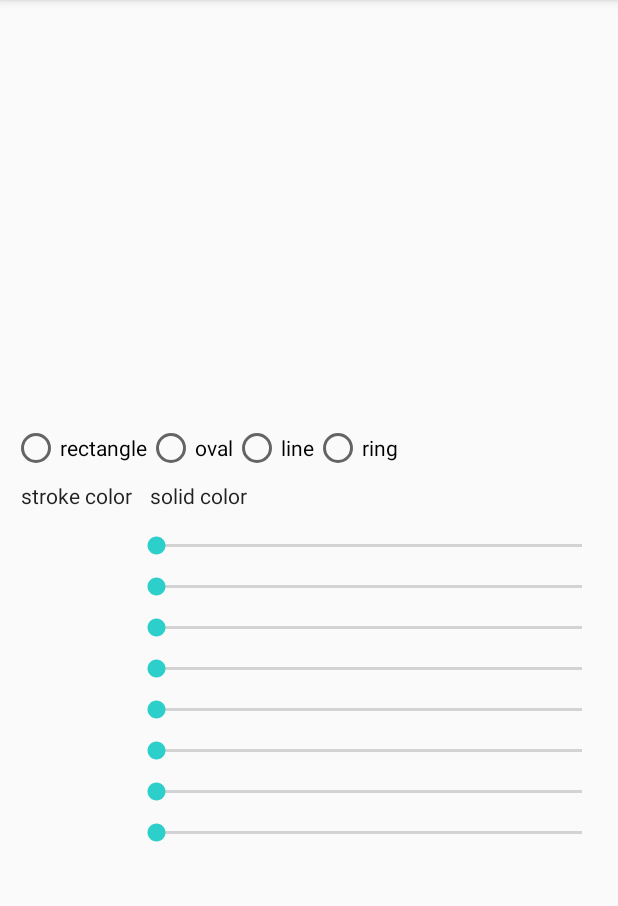
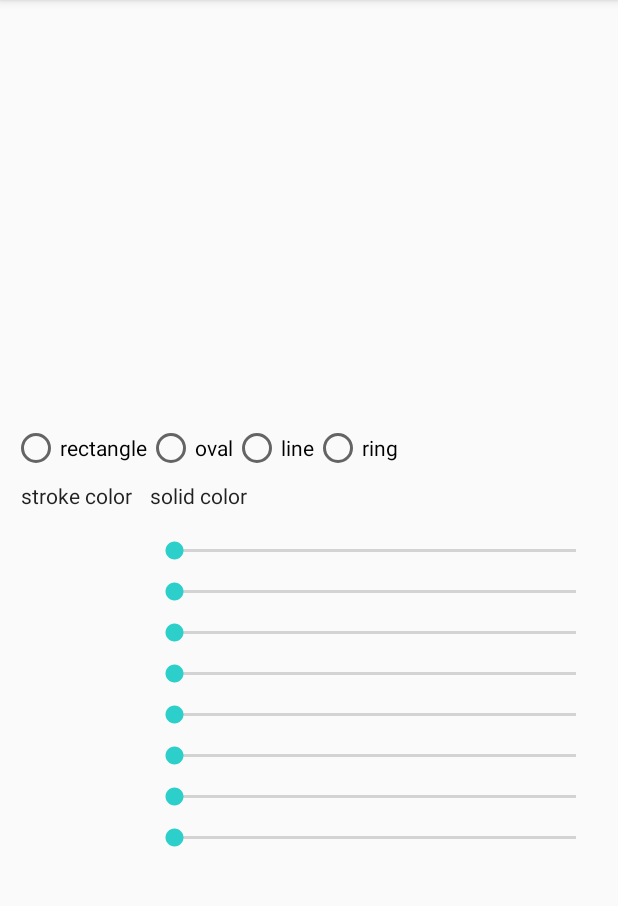
Before and after one commit to duanhong169/GradientDrawableTuner, an Android app: the screen it shows after launch (MainActivity), on a phone screen of 412 x 824 dp, the part 84-990 px from its top. Run offline under Robolectric (Android 15) with nearby library versions, the phone set to English and light mode, and no system bars; our stand-ins replace ButterKnife, FlexboxLayout, data binding; 2 statements that could not run were skipped.

Commit message:
Add ValueRow

```diff
--- a/app/src/main/java/top/defaults/gradientdrawabletuner/GradientDrawableProperties.java
+++ b/app/src/main/java/top/defaults/gradientdrawabletuner/GradientDrawableProperties.java
@@ -1,6 +1,5 @@
 package top.defaults.gradientdrawabletuner;
 
-import android.graphics.Color;
 import android.graphics.drawable.GradientDrawable;
 import android.util.SparseIntArray;
 
@@ -36,12 +35,16 @@ public class GradientDrawableProperties {
     @AutoProperty public float innerRadiusRatio = 9f;
     @AutoProperty public int thickness = -1; // when thickness == -1, thicknessRatio become effective
     @AutoProperty public float thicknessRatio = 3f;
-    @AutoProperty public int cornerRadius = 0;
+    @AutoProperty public int cornerRadius = 0; // This is overridden for each corner by the following 4 properties
+    @AutoProperty public int topLeftRadius = 0;
+    @AutoProperty public int topRightRadius = 0;
+    @AutoProperty public int bottomLeftRadius = 0;
+    @AutoProperty public int bottomRightRadius = 0;
     // width & height set here will be modified to 100 by the data binding's
     // SeekBar during initializing, so we set 0 here and init them in Activity
     @AutoProperty public int width = 0;
     @AutoProperty public int height = 0;
-    @AutoProperty public int solidColor = Color.WHITE;
+    @AutoProperty public int solidColor = 0xFF2DCFCA;
     @AutoProperty public int strokeWidth = 50;
-    @AutoProperty public int strokeColor = 0xFF2DCFCA;
+    @AutoProperty public int strokeColor = 0xFF24A5A1;
 }
--- /dev/null
+++ b/app/src/main/java/top/defaults/gradientdrawabletuner/ValueRow.java
@@ -0,0 +1,115 @@
+package top.defaults.gradientdrawabletuner;
+
+import android.content.Context;
+import android.content.res.TypedArray;
+import android.databinding.BindingAdapter;
+import android.databinding.InverseBindingAdapter;
+import android.databinding.InverseBindingListener;
+import android.support.annotation.Nullable;
+import android.util.AttributeSet;
+import android.view.ViewGroup;
+import android.widget.LinearLayout;
+import android.widget.SeekBar;
+import android.widget.TextView;
+
+import java.util.Locale;
+
+public class ValueRow extends LinearLayout {
+
+    private TextView titleTextView;
+    private SeekBar valueSeekBar;
+    private String title;
+
+    public ValueRow(Context context) {
+        this(context, null);
+    }
+
+    public ValueRow(Context context, @Nullable AttributeSet attrs) {
+        this(context, attrs, 0);
+    }
+
+    public ValueRow(Context context, @Nullable AttributeSet attrs, int defStyleAttr) {
+        super(context, attrs, defStyleAttr);
+        setOrientation(HORIZONTAL);
+
+        TypedArray typedArray = context.obtainStyledAttributes(attrs, R.styleable.ValueRow);
+        title = typedArray.getString(R.styleable.ValueRow_title);
+        typedArray.recycle();
+
+        float density = context.getResources().getDisplayMetrics().density;
+        int padding = (int) (4 * density);
+        setPadding(padding, padding, padding, padding);
+        {
+            titleTextView = new TextView(context);
+            LinearLayout.LayoutParams params = new LayoutParams((int) (88 * density),
+                    ViewGroup.LayoutParams.WRAP_CONTENT);
+            addView(titleTextView, params);
+        }
+
+        {
+            valueSeekBar = new SeekBar(context);
+            LinearLayout.LayoutParams params = new LayoutParams(ViewGroup.LayoutParams.MATCH_PARENT,
+                    ViewGroup.LayoutParams.WRAP_CONTENT);
+            addView(valueSeekBar, params);
+            valueSeekBar.setOnSeekBarChangeListener(new SimpleOnSeekBarChangeListener() {
+                @Override
+                public void onProgressChanged(SeekBar seekBar, int i, boolean b) {
+                    if (b && listener != null) {
+                        listener.onValueChange(ValueRow.this, i);
+                    }
+                }
+            });
+        }
+    }
+
+    public void setMax(int max) {
+        valueSeekBar.setMax(max);
+    }
+
+    public void setValueForTitle(Object valueForTitle) {
+        titleTextView.setText(String.format(Locale.getDefault(), "%s: %s", title, valueForTitle));
+    }
+
+    @InverseBindingAdapter(attribute = "value")
+    public static int getValue(ValueRow valueRow) {
+        return valueRow.valueSeekBar.getProgress();
+    }
+
+    @BindingAdapter("value")
+    public static void setValue(ValueRow valueRow, int value) {
+        valueRow.setValue(value);
+    }
+
+    @BindingAdapter(value = "valueAttrChanged")
+    public static void setListener(ValueRow valueRow, final InverseBindingListener listener) {
+        if (listener != null) {
+            valueRow.valueSeekBar.setOnSeekBarChangeListener(new SimpleOnSeekBarChangeListener() {
+                @Override
+                public void onProgressChanged(SeekBar seekBar, int i, boolean b) {
+                    if (b) {
+                        listener.onChange();
+                    }
+                }
+            });
+        }
+    }
+
+    public void setValue(int value) {
+        valueSeekBar.setProgress(value);
+    }
+
+    private OnValueChangeListener listener;
+
+    public void setListener(OnValueChangeListener listener) {
+        this.listener = listener;
+    }
+
+    public interface OnValueChangeListener {
+        void onValueChange(ValueRow view, int value);
+    }
+
+    @BindingAdapter("onValueChange")
+    public static void setListener(ValueRow view, OnValueChangeListener listener) {
+        view.setListener(listener);
+    }
+}
--- a/app/src/main/res/layout/activity_main.xml
+++ b/app/src/main/res/layout/activity_main.xml
@@ -108,169 +108,93 @@
                         android:layout_width="wrap_content"
                         android:layout_height="wrap_content"
                         android:visibility="@{viewModel.drawableProperties.shapeId == R.id.ring ? View.VISIBLE : View.GONE}"
-                        app:constraint_referenced_ids="innerRadiusTitle, innerRadiusValue, innerRadiusRatioTitle, innerRadiusRatioValue, thicknessTitle, thicknessValue, thicknessRatioTitle, thicknessRatioValue"/>
+                        app:constraint_referenced_ids="innerRadiusRow, innerRadiusRatioRow, thicknessRow, thicknessRatioRow"/>
 
-                    <TextView
-                        android:id="@+id/innerRadiusTitle"
-                        android:layout_width="80sp"
+                    <top.defaults.gradientdrawabletuner.ValueRow
+                        android:id="@+id/innerRadiusRow"
+                        android:layout_width="match_parent"
                         android:layout_height="wrap_content"
-                        android:text='@{"Inner radius: " + viewModel.drawableProperties.innerRadius}'
-                        app:layout_constraintStart_toStartOf="parent"/>
+                        app:title="innerRadius"
+                        app:valueForTitle='@{viewModel.drawableProperties.innerRadius}'
+                        app:max="@{viewModel.drawableProperties.width / 2}"
+                        app:value="@{viewModel.drawableProperties.innerRadius + 1}"
+                        app:onValueChange='@{(valueRow, value) -> viewModel.updateProperty("innerRadius", value - 1)}'/>
 
-                    <SeekBar
-                        android:id="@+id/innerRadiusValue"
-                        android:layout_width="0dp"
+                    <top.defaults.gradientdrawabletuner.ValueRow
+                        android:id="@+id/innerRadiusRatioRow"
+                        android:layout_width="match_parent"
                         android:layout_height="wrap_content"
-                        android:max="@{viewModel.drawableProperties.width / 2}"
-                        android:progress="@{viewModel.drawableProperties.innerRadius + 1}"
-                        android:onProgressChanged='@{(seekBar, i, b) -> viewModel.updateProperty("innerRadius", i - 1)}'
-                        app:layout_constraintStart_toEndOf="@id/innerRadiusTitle"
-                        app:layout_constraintTop_toTopOf="@id/innerRadiusTitle"
-                        app:layout_constraintBottom_toBottomOf="@id/innerRadiusTitle"
-                        app:layout_constraintEnd_toEndOf="parent"/>
+                        app:title="» ratio"
+                        app:valueForTitle='@{viewModel.drawableProperties.innerRadiusRatio}'
+                        app:max="@{viewModel.drawableProperties.width / 2}"
+                        app:value="@{(int)(viewModel.drawableProperties.innerRadiusRatio * 10 - 20)}"
+                        app:onValueChange='@{(valueRow, value) -> viewModel.updateProperty("innerRadiusRatio", (float)(value + 20) / 10f)}'
+                        app:layout_constraintTop_toBottomOf="@+id/innerRadiusRow"/>
 
-                    <TextView
-                        android:id="@+id/innerRadiusRatioTitle"
-                        android:layout_width="80sp"
+                    <top.defaults.gradientdrawabletuner.ValueRow
+                        android:id="@+id/thicknessRow"
+                        android:layout_width="match_parent"
                         android:layout_height="wrap_content"
-                        android:layout_marginTop="8dp"
-                        android:text='@{"» Ratio: " + viewModel.drawableProperties.innerRadiusRatio}'
-                        app:layout_constraintStart_toStartOf="parent"
-                        app:layout_constraintTop_toBottomOf="@+id/innerRadiusTitle"/>
+                        app:title="thickness"
+                        app:valueForTitle='@{viewModel.drawableProperties.thickness}'
+                        app:max="@{viewModel.drawableProperties.width / 2}"
+                        app:value="@{viewModel.drawableProperties.thickness + 1}"
+                        app:onValueChange='@{(valueRow, value) -> viewModel.updateProperty("thickness", value - 1)}'
+                        app:layout_constraintTop_toBottomOf="@+id/innerRadiusRatioRow"/>
 
-                    <SeekBar
-                        android:id="@+id/innerRadiusRatioValue"
-                        android:layout_width="0dp"
+                    <top.defaults.gradientdrawabletuner.ValueRow
+                        android:id="@+id/thicknessRatioRow"
+                        android:layout_width="match_parent"
                         android:layout_height="wrap_content"
-                        android:max="160"
-                        android:progress="@{(int)(viewModel.drawableProperties.innerRadiusRatio * 10 - 20)}"
-                        android:onProgressChanged='@{(seekBar, i, b) -> viewModel.updateProperty("innerRadiusRatio", (float)(i + 20) / 10f)}'
-                        app:layout_constraintStart_toEndOf="@id/innerRadiusRatioTitle"
-                        app:layout_constraintTop_toTopOf="@id/innerRadiusRatioTitle"
-                        app:layout_constraintBottom_toBottomOf="@id/innerRadiusRatioTitle"
-                        app:layout_constraintEnd_toEndOf="parent"/>
+                        app:title="» ratio"
+                        app:valueForTitle='@{viewModel.drawableProperties.thicknessRatio}'
+                        app:max="@{viewModel.drawableProperties.width / 2}"
+                        app:value="@{(int)(viewModel.drawableProperties.thicknessRatio * 10 - 10)}"
+                        app:onValueChange='@{(valueRow, value) -> viewModel.updateProperty("thicknessRatio", (float)(value + 10) / 10f)}'
+                        app:layout_constraintTop_toBottomOf="@+id/thicknessRow"/>
 
-                    <TextView
-                        android:id="@+id/thicknessTitle"
-                        android:layout_width="80sp"
+                    <top.defaults.gradientdrawabletuner.ValueRow
+                        android:id="@+id/widthRow"
+                        android:layout_width="match_parent"
                         android:layout_height="wrap_content"
-                        android:layout_marginTop="8dp"
-                        android:text='@{"Thickness: " + viewModel.drawableProperties.thickness}'
-                        app:layout_constraintStart_toStartOf="parent"
-                        app:layout_constraintTop_toBottomOf="@+id/innerRadiusRatioTitle"/>
+                        app:title="width"
+                        app:valueForTitle="@{viewModel.drawableProperties.width}"
+                        app:max="@{safeUnbox(maxWidth)}"
+                        app:value="@{viewModel.drawableProperties.width}"
+                        app:onValueChange='@{(valueRow, value) -> viewModel.updateProperty("width", value)}'
+                        app:layout_constraintTop_toBottomOf="@+id/thicknessRatioRow"/>
 
-                    <SeekBar
-                        android:id="@+id/thicknessValue"
-                        android:layout_width="0dp"
+                    <top.defaults.gradientdrawabletuner.ValueRow
+                        android:id="@+id/heightRow"
+                        android:layout_width="match_parent"
                         android:layout_height="wrap_content"
-                        android:max="@{viewModel.drawableProperties.width / 2}"
-                        android:progress="@{viewModel.drawableProperties.thickness + 1}"
-                        android:onProgressChanged='@{(seekBar, i, b) -> viewModel.updateProperty("thickness", i - 1)}'
-                        app:layout_constraintStart_toEndOf="@id/thicknessTitle"
-                        app:layout_constraintTop_toTopOf="@id/thicknessTitle"
-                        app:layout_constraintBottom_toBottomOf="@id/thicknessTitle"
-                        app:layout_constraintEnd_toEndOf="parent"/>
+                        app:title="height"
+                        app:valueForTitle="@{viewModel.drawableProperties.height}"
+                        app:max="@{safeUnbox(maxHeight)}"
+                        app:value="@={viewModel.drawableProperties.height}"
+                        app:layout_constraintTop_toBottomOf="@+id/widthRow"/>
 
-                    <TextView
-                        android:id="@+id/thicknessRatioTitle"
-                        android:layout_width="80sp"
+                    <top.defaults.gradientdrawabletuner.ValueRow
+                        android:id="@+id/radiusRow"
+                        android:layout_width="match_parent"
                         android:layout_height="wrap_content"
-                        android:layout_marginTop="8dp"
-                        android:text='@{"» Ratio: " + viewModel.drawableProperties.thicknessRatio}'
-                        app:layout_constraintStart_toStartOf="parent"
-                        app:layout_constraintTop_toBottomOf="@+id/thicknessTitle"/>
+                        app:title="cornerRadius"
+                        app:valueForTitle="@{viewModel.drawableProperties.cornerRadius}"
+                        app:max="@{viewModel.drawableProperties.width / 2}"
+                        app:value="@{viewModel.drawableProperties.cornerRadius}"
+                        app:onValueChange='@{(valueRow, value) -> viewModel.updateProperty("cornerRadius", value)}'
+                        app:layout_constraintTop_toBottomOf="@+id/heightRow"/>
 
-                    <SeekBar
-                        android:id="@+id/thicknessRatioValue"
-                        android:layout_width="0dp"
+                    <top.defaults.gradientdrawabletuner.ValueRow
+                        android:id="@+id/strokeWidthRow"
+                        android:layout_width="match_parent"
                         android:layout_height="wrap_content"
-                        android:max="150"
-                        android:progress="@{(int)(viewModel.drawableProperties.thicknessRatio * 10 - 10)}"
-                        android:onProgressChanged='@{(seekBar, i, b) -> viewModel.updateProperty("thicknessRatio", (float)(i + 10) / 10f)}'
-                        app:layout_constraintStart_toEndOf="@id/thicknessRatioTitle"
-                        app:layout_constraintTop_toTopOf="@id/thicknessRatioTitle"
-                        app:layout_constraintBottom_toBottomOf="@id/thicknessRatioTitle"
-                        app:layout_constraintEnd_toEndOf="parent"/>
-
-                    <TextView
-                        android:id="@+id/widthTitle"
-                        android:layout_width="80sp"
-                        android:layout_height="wrap_content"
-                        android:layout_marginTop="8dp"
-                        android:text='@{"Width: " + viewModel.drawableProperties.width}'
-                        app:layout_constraintStart_toStartOf="parent"
-                        app:layout_constraintTop_toBottomOf="@+id/thicknessRatioTitle"/>
-
-                    <SeekBar
-                        android:layout_width="0dp"
-                        android:layout_height="wrap_content"
-                        android:max="@{safeUnbox(maxWidth)}"
-                        android:progress="@{viewModel.drawableProperties.width}"
-                        android:onProgressChanged='@{(seekBar, i, b) -> viewModel.updateProperty("width", i)}'
-                        app:layout_constraintStart_toEndOf="@id/widthTitle"
-                        app:layout_constraintTop_toTopOf="@id/widthTitle"
-                        app:layout_constraintBottom_toBottomOf="@id/widthTitle"
-                        app:layout_constraintEnd_toEndOf="parent"/>
-
-                    <TextView
-                        android:id="@+id/heightTitle"
-                        android:layout_width="80sp"
-                        android:layout_height="wrap_content"
-                        android:text='@{"Height: " + viewModel.drawableProperties.height}'
-                        android:layout_marginTop="8dp"
-                        app:layout_constraintStart_toStartOf="parent"
-                        app:layout_constraintTop_toBottomOf="@+id/widthTitle"/>
-
-                    <SeekBar
-                        android:layout_width="0dp"
-                        android:layout_height="wrap_content"
-                        android:max="@{safeUnbox(maxHeight)}"
-                        android:progress="@{viewModel.drawableProperties.height}"
-                        android:onProgressChanged='@{(seekBar, i, b) -> viewModel.updateProperty("height", i)}'
-                        app:layout_constraintStart_toEndOf="@id/heightTitle"
-                        app:layout_constraintTop_toTopOf="@id/heightTitle"
-                        app:layout_constraintBottom_toBottomOf="@id/heightTitle"
-                        app:layout_constraintEnd_toEndOf="parent"/>
-
-                    <TextView
-                        android:id="@+id/radiusTitle"
-                        android:layout_width="80sp"
-                        android:layout_height="wrap_content"
-                        android:text='@{"Radius: " + viewModel.drawableProperties.cornerRadius}'
-                        android:layout_marginTop="8dp"
-                        app:layout_constraintStart_toStartOf="parent"
-                        app:layout_constraintTop_toBottomOf="@+id/heightTitle"/>
-
-                    <SeekBar
-                        android:layout_width="0dp"
-                        android:layout_height="wrap_content"
-                        android:max="@{viewModel.drawableProperties.width / 2}"
-                        android:progress="@{viewModel.drawableProperties.cornerRadius}"
-                        android:onProgressChanged='@{(seekBar, i, b) -> viewModel.updateProperty("cornerRadius", i)}'
-                        app:layout_constraintStart_toEndOf="@id/radiusTitle"
-                        app:layout_constraintTop_toTopOf="@id/radiusTitle"
-                        app:layout_constraintBottom_toBottomOf="@id/radiusTitle"
-                        app:layout_constraintEnd_toEndOf="parent"/>
-
-                    <TextView
-                        android:id="@+id/strokeWidthTitle"
-                        android:layout_width="80sp"
-                        android:layout_height="wrap_content"
-                        android:text='@{"stroke width: " + viewModel.drawableProperties.strokeWidth}'
-                        android:layout_marginTop="8dp"
-                        app:layout_constraintStart_toStartOf="parent"
-                        app:layout_constraintTop_toBottomOf="@+id/radiusTitle"/>
-
-                    <SeekBar
-                        android:layout_width="0dp"
-                        android:layout_height="wrap_content"
-                        android:max="@{viewModel.drawableProperties.width / 2}"
-                        android:progress="@{viewModel.drawableProperties.strokeWidth}"
-                        android:onProgressChanged='@{(seekBar, i, b) -> viewModel.updateProperty("strokeWidth", i)}'
-                        app:layout_constraintStart_toEndOf="@id/strokeWidthTitle"
-                        app:layout_constraintTop_toTopOf="@id/strokeWidthTitle"
-                        app:layout_constraintBottom_toBottomOf="@id/strokeWidthTitle"
-                        app:layout_constraintEnd_toEndOf="parent"/>
+                        app:title="strokeWidth"
+                        app:valueForTitle="@{viewModel.drawableProperties.strokeWidth}"
+                        app:max="@{viewModel.drawableProperties.width / 2}"
+                        app:value="@{viewModel.drawableProperties.strokeWidth}"
+                        app:onValueChange='@{(valueRow, value) -> viewModel.updateProperty("strokeWidth", value)}'
+                        app:layout_constraintTop_toBottomOf="@+id/radiusRow"/>
 
                 </android.support.constraint.ConstraintLayout>
             </LinearLayout>
--- /dev/null
+++ b/app/src/main/res/values/attrs.xml
@@ -0,0 +1,6 @@
+<?xml version="1.0" encoding="utf-8"?>
+<resources>
+    <declare-styleable name="ValueRow">
+        <attr name="title" format="string"/>
+    </declare-styleable>
+</resources>
```
